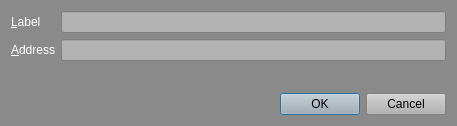
Above: src/qt/forms/editaddressdialog.ui from Sterlingcoin/Sterlingcoin-1.6.2.0-Release before the change. Below: the same form after it.
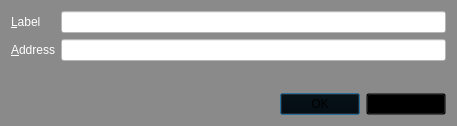
That is the form after the change.

Diff of the .ui file:
```diff
--- a/src/qt/forms/editaddressdialog.ui
+++ b/src/qt/forms/editaddressdialog.ui
@@ -464,9 +464,9 @@
           <colorrole role="Button">
            <brush brushstyle="SolidPattern">
             <color alpha="255">
-             <red>178</red>
-             <green>178</green>
-             <blue>178</blue>
+             <red>255</red>
+             <green>255</green>
+             <blue>255</blue>
             </color>
            </brush>
           </colorrole>
@@ -491,18 +491,18 @@
           <colorrole role="Base">
            <brush brushstyle="SolidPattern">
             <color alpha="255">
-             <red>178</red>
-             <green>178</green>
-             <blue>178</blue>
+             <red>255</red>
+             <green>255</green>
+             <blue>255</blue>
             </color>
            </brush>
           </colorrole>
           <colorrole role="Window">
            <brush brushstyle="SolidPattern">
             <color alpha="255">
-             <red>178</red>
-             <green>178</green>
-             <blue>178</blue>
+             <red>255</red>
+             <green>255</green>
+             <blue>255</blue>
             </color>
            </brush>
           </colorrole>
@@ -520,9 +520,9 @@
           <colorrole role="Button">
            <brush brushstyle="SolidPattern">
             <color alpha="255">
-             <red>178</red>
-             <green>178</green>
-             <blue>178</blue>
+             <red>255</red>
+             <green>255</green>
+             <blue>255</blue>
             </color>
            </brush>
           </colorrole>
@@ -547,18 +547,18 @@
           <colorrole role="Base">
            <brush brushstyle="SolidPattern">
             <color alpha="255">
-             <red>178</red>
-             <green>178</green>
-             <blue>178</blue>
+             <red>255</red>
+             <green>255</green>
+             <blue>255</blue>
             </color>
            </brush>
           </colorrole>
           <colorrole role="Window">
            <brush brushstyle="SolidPattern">
             <color alpha="255">
-             <red>178</red>
-             <green>178</green>
-             <blue>178</blue>
+             <red>255</red>
+             <green>255</green>
+             <blue>255</blue>
             </color>
            </brush>
           </colorrole>
@@ -576,9 +576,9 @@
           <colorrole role="Button">
            <brush brushstyle="SolidPattern">
             <color alpha="255">
-             <red>178</red>
-             <green>178</green>
-             <blue>178</blue>
+             <red>255</red>
+             <green>255</green>
+             <blue>255</blue>
             </color>
            </brush>
           </colorrole>
@@ -603,18 +603,18 @@
           <colorrole role="Base">
            <brush brushstyle="SolidPattern">
             <color alpha="255">
-             <red>178</red>
-             <green>178</green>
-             <blue>178</blue>
+             <red>255</red>
+             <green>255</green>
+             <blue>255</blue>
             </color>
            </brush>
           </colorrole>
           <colorrole role="Window">
            <brush brushstyle="SolidPattern">
             <color alpha="255">
-             <red>178</red>
-             <green>178</green>
-             <blue>178</blue>
+             <red>255</red>
+             <green>255</green>
+             <blue>255</blue>
             </color>
            </brush>
           </colorrole>
@@ -625,8 +625,7 @@
         <string>The label associated with this address book entry</string>
        </property>
        <property name="styleSheet">
-        <string notr="true">background-color: rgb(178, 178, 178);
-color: rgb(255,255,255);</string>
+        <string notr="true">background-color: rgb(255, 255, 255);</string>
        </property>
       </widget>
      </item>
@@ -660,9 +659,9 @@
           <colorrole role="Button">
            <brush brushstyle="SolidPattern">
             <color alpha="255">
-             <red>178</red>
-             <green>178</green>
-             <blue>178</blue>
+             <red>255</red>
+             <green>255</green>
+             <blue>255</blue>
             </color>
            </brush>
           </colorrole>
@@ -687,18 +686,18 @@
           <colorrole role="Base">
            <brush brushstyle="SolidPattern">
             <color alpha="255">
-             <red>178</red>
-             <green>178</green>
-             <blue>178</blue>
+             <red>255</red>
+             <green>255</green>
+             <blue>255</blue>
             </color>
            </brush>
           </colorrole>
           <colorrole role="Window">
            <brush brushstyle="SolidPattern">
             <color alpha="255">
-             <red>178</red>
-             <green>178</green>
-             <blue>178</blue>
+             <red>255</red>
+             <green>255</green>
+             <blue>255</blue>
             </color>
            </brush>
           </colorrole>
@@ -716,9 +715,9 @@
           <colorrole role="Button">
            <brush brushstyle="SolidPattern">
             <color alpha="255">
-             <red>178</red>
-             <green>178</green>
-             <blue>178</blue>
+             <red>255</red>
+             <green>255</green>
+             <blue>255</blue>
             </color>
            </brush>
           </colorrole>
@@ -743,18 +742,18 @@
           <colorrole role="Base">
            <brush brushstyle="SolidPattern">
             <color alpha="255">
-             <red>178</red>
-             <green>178</green>
-             <blue>178</blue>
+             <red>255</red>
+             <green>255</green>
+             <blue>255</blue>
             </color>
            </brush>
           </colorrole>
           <colorrole role="Window">
            <brush brushstyle="SolidPattern">
             <color alpha="255">
-             <red>178</red>
-             <green>178</green>
-             <blue>178</blue>
+             <red>255</red>
+             <green>255</green>
+             <blue>255</blue>
             </color>
            </brush>
           </colorrole>
@@ -772,9 +771,9 @@
           <colorrole role="Button">
            <brush brushstyle="SolidPattern">
             <color alpha="255">
-             <red>178</red>
-             <green>178</green>
-             <blue>178</blue>
+             <red>255</red>
+             <green>255</green>
+             <blue>255</blue>
             </color>
            </brush>
           </colorrole>
@@ -799,18 +798,18 @@
           <colorrole role="Base">
            <brush brushstyle="SolidPattern">
             <color alpha="255">
-             <red>178</red>
-             <green>178</green>
-             <blue>178</blue>
+             <red>255</red>
+             <green>255</green>
+             <blue>255</blue>
             </color>
            </brush>
           </colorrole>
           <colorrole role="Window">
            <brush brushstyle="SolidPattern">
             <color alpha="255">
-             <red>178</red>
-             <green>178</green>
-             <blue>178</blue>
+             <red>255</red>
+             <green>255</green>
+             <blue>255</blue>
             </color>
            </brush>
           </colorrole>
@@ -821,8 +820,7 @@
         <string>The address associated with this address book entry. This can only be modified for sending addresses.</string>
        </property>
        <property name="styleSheet">
-        <string notr="true">background-color: rgb(178, 178, 178);
-color: rgb(255,255,255);</string>
+        <string notr="true">background-color: rgb(255, 255, 255);</string>
        </property>
       </widget>
      </item>
@@ -835,10 +833,10 @@
        <active>
         <colorrole role="Button">
          <brush brushstyle="SolidPattern">
-          <color alpha="255">
-           <red>178</red>
-           <green>178</green>
-           <blue>178</blue>
+          <color alpha="0">
+           <red>0</red>
+           <green>0</green>
+           <blue>0</blue>
           </color>
          </brush>
         </colorrole>
@@ -853,19 +851,19 @@
         </colorrole>
         <colorrole role="Base">
          <brush brushstyle="SolidPattern">
-          <color alpha="255">
-           <red>178</red>
-           <green>178</green>
-           <blue>178</blue>
+          <color alpha="0">
+           <red>0</red>
+           <green>0</green>
+           <blue>0</blue>
           </color>
          </brush>
         </colorrole>
         <colorrole role="Window">
          <brush brushstyle="SolidPattern">
-          <color alpha="255">
-           <red>178</red>
-           <green>178</green>
-           <blue>178</blue>
+          <color alpha="0">
+           <red>0</red>
+           <green>0</green>
+           <blue>0</blue>
           </color>
          </brush>
         </colorrole>
@@ -882,10 +880,10 @@
        <inactive>
         <colorrole role="Button">
          <brush brushstyle="SolidPattern">
-          <color alpha="255">
-           <red>178</red>
-           <green>178</green>
-           <blue>178</blue>
+          <color alpha="0">
+           <red>0</red>
+           <green>0</green>
+           <blue>0</blue>
           </color>
          </brush>
         </colorrole>
@@ -900,19 +898,19 @@
         </colorrole>
         <colorrole role="Base">
          <brush brushstyle="SolidPattern">
-          <color alpha="255">
-           <red>178</red>
-           <green>178</green>
-           <blue>178</blue>
+          <color alpha="0">
+           <red>0</red>
+           <green>0</green>
+           <blue>0</blue>
           </color>
          </brush>
         </colorrole>
         <colorrole role="Window">
          <brush brushstyle="SolidPattern">
-          <color alpha="255">
-           <red>178</red>
-           <green>178</green>
-           <blue>178</blue>
+          <color alpha="0">
+           <red>0</red>
+           <green>0</green>
+           <blue>0</blue>
           </color>
          </brush>
         </colorrole>
@@ -929,10 +927,10 @@
        <disabled>
         <colorrole role="Button">
          <brush brushstyle="SolidPattern">
-          <color alpha="255">
-           <red>178</red>
-           <green>178</green>
-           <blue>178</blue>
+          <color alpha="0">
+           <red>0</red>
+           <green>0</green>
+           <blue>0</blue>
           </color>
          </brush>
         </colorrole>
@@ -947,19 +945,19 @@
         </colorrole>
         <colorrole role="Base">
          <brush brushstyle="SolidPattern">
-          <color alpha="255">
-           <red>178</red>
-           <green>178</green>
-           <blue>178</blue>
+          <color alpha="0">
+           <red>0</red>
+           <green>0</green>
+           <blue>0</blue>
           </color>
          </brush>
         </colorrole>
         <colorrole role="Window">
          <brush brushstyle="SolidPattern">
-          <color alpha="255">
-           <red>178</red>
-           <green>178</green>
-           <blue>178</blue>
+          <color alpha="0">
+           <red>0</red>
+           <green>0</green>
+           <blue>0</blue>
           </color>
          </brush>
         </colorrole>
@@ -979,7 +977,7 @@
       <bool>false</bool>
      </property>
      <property name="styleSheet">
-      <string notr="true">background-color: rgb(178, 178, 178);</string>
+      <string notr="true">background: transparent;</string>
      </property>
      <property name="orientation">
       <enum>Qt::Horizontal</enum>
```
